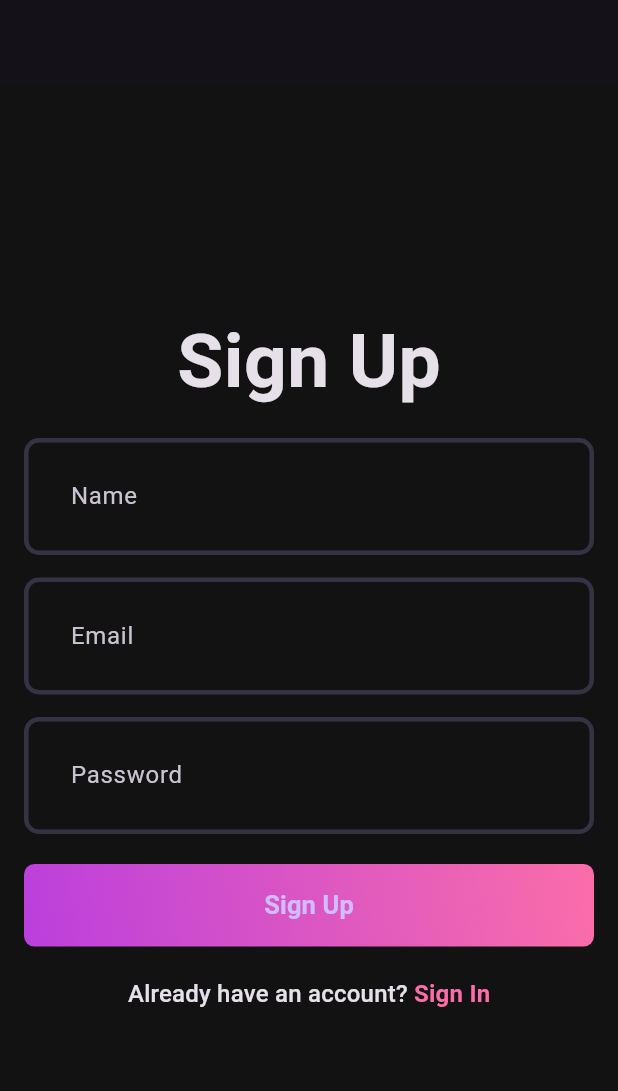
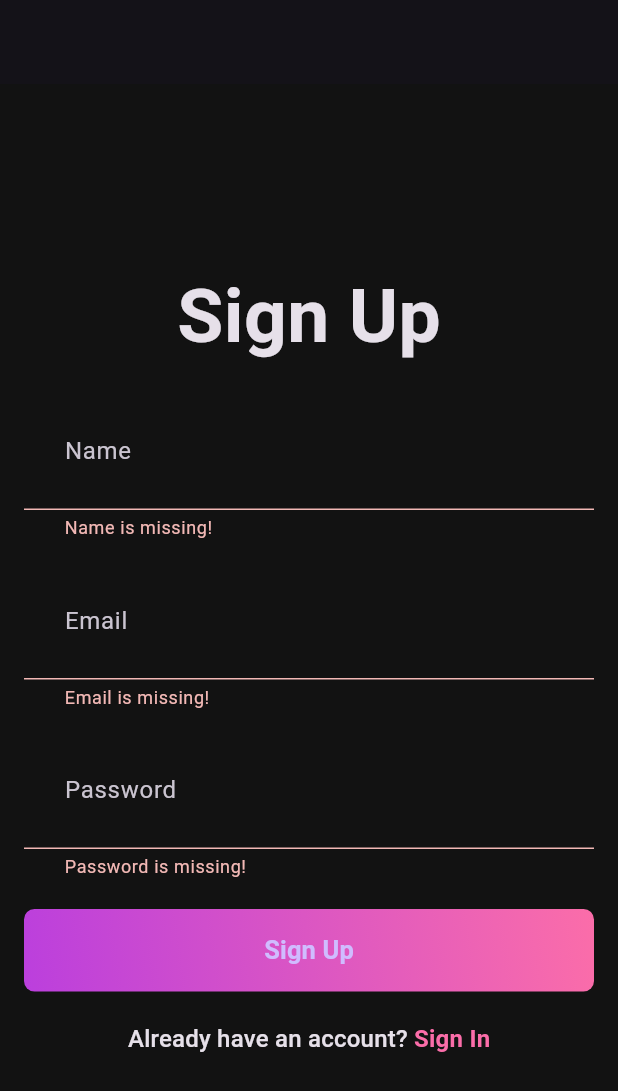
Before and after one commit to Sohel-Mahmud/riverpod_mvvm, a Flutter app: the screen it shows after launch, after a tap on "Sign Up", on a phone screen of 412 x 824 dp. Shown: the top 1091 px of the screen. Run offline on Flutter 3.47's test engine with Material 3 defaults, Android fonts, the light colour scheme and no system bars; our stand-ins replace flutter_riverpod, fpdart, riverpod_annotation; generated files the repository leaves out were written again.

Commit message:
add: auth viewmodel added using riverpod

```diff
--- a/client/analysis_options.yaml
+++ b/client/analysis_options.yaml
@@ -8,6 +8,10 @@
 # The following line activates a set of recommended lints for Flutter apps,
 # packages, and plugins designed to encourage good coding practices.
 include: package:flutter_lints/flutter.yaml
+
+anlyzer:
+  plugins:
+    - custom_lint
 
 linter:
   # The lint rules applied to this project can be customized in the
--- a/client/lib/features/auth/view/pages/signup_page.dart
+++ b/client/lib/features/auth/view/pages/signup_page.dart
@@ -1,19 +1,19 @@
 import 'package:flutter/material.dart';
-import 'package:fpdart/fpdart.dart';
+import 'package:flutter_riverpod/flutter_riverpod.dart';
 import 'package:soptify_mvvm_riverpod/core/theme/app_pallete.dart';
 import 'package:soptify_mvvm_riverpod/core/widgets/custom_fields.dart';
-import 'package:soptify_mvvm_riverpod/features/auth/repositories/auth_remote_repository.dart';
 import 'package:soptify_mvvm_riverpod/features/auth/view/pages/signin_page.dart';
 import 'package:soptify_mvvm_riverpod/features/auth/view/widgets/auth_gradient_button.dart';
+import 'package:soptify_mvvm_riverpod/features/auth/viewmodel/auth_viewmodel.dart';
 
-class SignUpPage extends StatefulWidget {
+class SignUpPage extends ConsumerStatefulWidget {
   const SignUpPage({super.key});
 
   @override
-  State<SignUpPage> createState() => _SignUpPageState();
+  ConsumerState<SignUpPage> createState() => _SignUpPageState();
 }
 
-class _SignUpPageState extends State<SignUpPage> {
+class _SignUpPageState extends ConsumerState<SignUpPage> {
   final TextEditingController nameController = TextEditingController();
   final TextEditingController emailController = TextEditingController();
   final TextEditingController passwordController = TextEditingController();
@@ -61,16 +61,12 @@
               AuthGradientButton(
                   buttonText: "Sign Up",
                   onTap: () async {
-                    final res = await AuthRemoteRepository().signup(
-                        name: nameController.text,
-                        email: emailController.text,
-                        password: passwordController.text.trim());
-
-                    final val = switch (res) {
-                      Left(value: final l) => l,
-                      Right(value: final r) => r.toString(),
-                    };
-                    print(val);
+                    if (formKey.currentState!.validate()) {
+                      ref.read(authViewmodelProvider.notifier).signUpUser(
+                          name: nameController.text,
+                          email: emailController.text,
+                          password: passwordController.text);
+                    }
                   }),
               const SizedBox(height: 20),
               GestureDetector(
--- /dev/null
+++ b/client/lib/features/auth/viewmodel/auth_viewmodel.dart
@@ -0,0 +1,42 @@
+import 'package:flutter_riverpod/flutter_riverpod.dart';
+import 'package:fpdart/fpdart.dart';
+import 'package:riverpod_annotation/riverpod_annotation.dart';
+import 'package:soptify_mvvm_riverpod/features/auth/model/user_model.dart';
+import 'package:soptify_mvvm_riverpod/features/auth/repositories/auth_remote_repository.dart';
+
+part 'auth_viewmodel.g.dart';
+
+/*
+// can be use this way if code generation is not used
+class AuthViewmodel extends Notifier { */
+
+@riverpod
+class AuthViewmodel extends _$AuthViewmodel {
+
+  final AuthRemoteRepository _authRemoteRepository = AuthRemoteRepository();
+
+  // build is for creating initial value
+  // or initializing any dependencies
+  @override
+  AsyncValue<UserModel>? build() {
+    return null;
+  }
+
+  Future<void> signUpUser({
+    required String name,
+    required String email,
+    required String password,
+  }) async {
+    // call the repository
+    final res = await _authRemoteRepository.signup(
+        name: name,
+        email: email,
+        password: password.trim());
+
+    final val = switch (res) {
+      Left(value: final l) => l,
+      Right(value: final r) => r.toString(),
+    };
+    print(val);
+  }
+}
--- a/client/lib/main.dart
+++ b/client/lib/main.dart
@@ -1,9 +1,10 @@
 import 'package:flutter/material.dart';
+import 'package:flutter_riverpod/flutter_riverpod.dart';
 import 'package:soptify_mvvm_riverpod/core/theme/theme.dart';
 import 'package:soptify_mvvm_riverpod/features/auth/view/pages/signup_page.dart';
 
 void main() {
-  runApp(const MyApp());
+  runApp(const ProviderScope(child: MyApp()));
 }
 
 class MyApp extends StatelessWidget {
```
Also changed, not shown: client/pubspec.yaml (+9 -18 lines), client/lib/features/auth/viewmodel/auth_viewmodel.g.dart (added), client/pubspec.lock, 132 other files.
